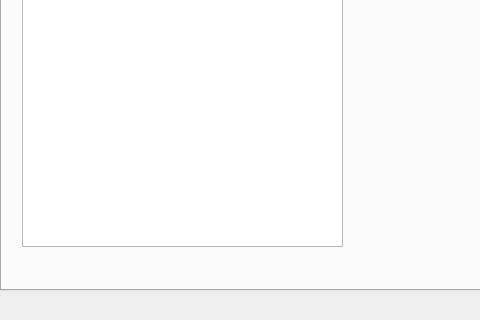
Old version of the form views/main.ui in the repository RavenVl/findAeroRace; both pictures show x 0 to 480 and y 340 to 660 of the 1058 by 660 pixel window.
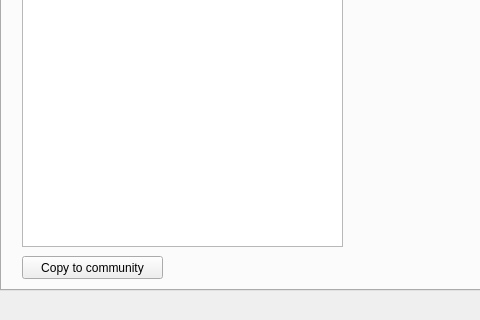
New version of the form. Icons and pictures are not drawn.

Commit message: add scenery to community

Diff of the .ui file:
```diff
--- a/views/main.ui
+++ b/views/main.ui
@@ -198,6 +198,19 @@
        </rect>
       </property>
      </widget>
+     <widget class="QPushButton" name="copyToComButton">
+      <property name="geometry">
+       <rect>
+        <x>20</x>
+        <y>570</y>
+        <width>141</width>
+        <height>23</height>
+       </rect>
+      </property>
+      <property name="text">
+       <string>Copy to community</string>
+      </property>
+     </widget>
     </widget>
     <widget class="QWidget" name="tab_2">
      <attribute name="title">
```
The commit also changes 4 other files.
